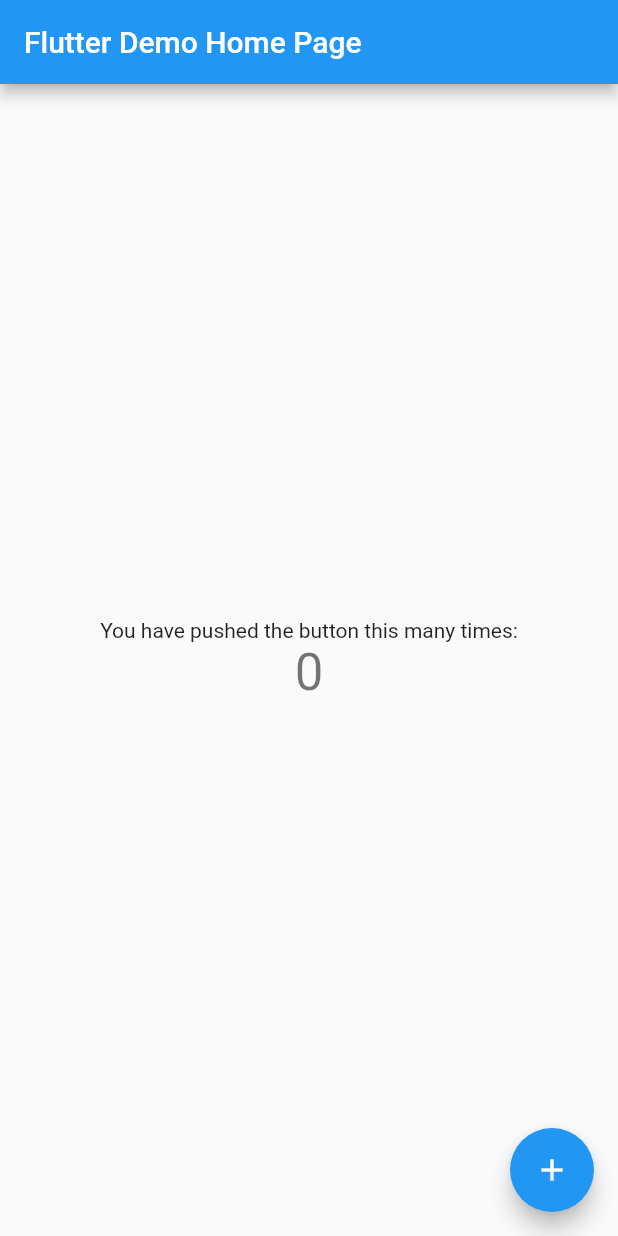
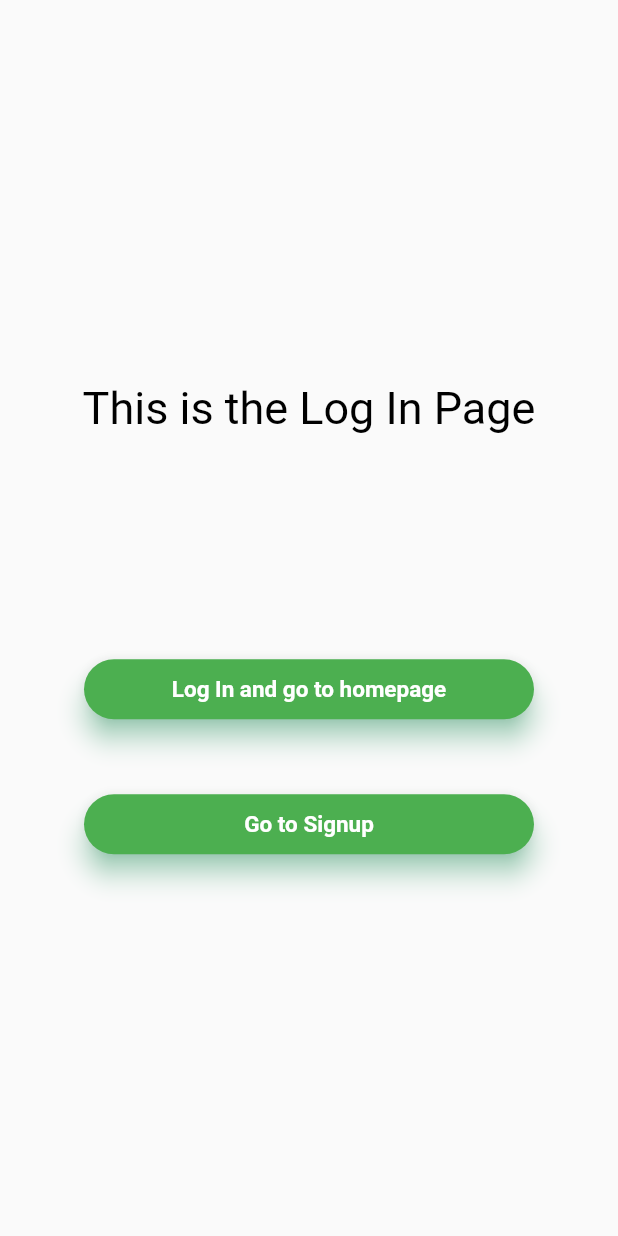
Before and after one commit to kuchiPie/relaxx, a Flutter app: the screen it shows after launch, on a phone screen of 412 x 824 dp. Run offline on Flutter 3.47's test engine with Material 2 defaults, Android fonts, the phone set to English and light mode, and no system bars; Roboto replaces fonts that are missing (Raleway).

Commit message:
Dividing up the screens for login, signup and homepage for backend and frontend work

```diff
--- a/lib/main.dart
+++ b/lib/main.dart
@@ -1,115 +1,14 @@
 import 'package:flutter/material.dart';
+import 'screens/signin.dart';
 
-void main() {
-  runApp(const MyApp());
-}
+void main() => runApp(MyApp());
 
 class MyApp extends StatelessWidget {
-  const MyApp({Key? key}) : super(key: key);
-
-  // This widget is the root of your application.
   @override
   Widget build(BuildContext context) {
     return MaterialApp(
-      title: 'Flutter Demo',
-      theme: ThemeData(
-        // This is the theme of your application.
-        //
-        // Try running your application with "flutter run". You'll see the
-        // application has a blue toolbar. Then, without quitting the app, try
-        // changing the primarySwatch below to Colors.green and then invoke
-        // "hot reload" (press "r" in the console where you ran "flutter run",
-        // or simply save your changes to "hot reload" in a Flutter IDE).
-        // Notice that the counter didn't reset back to zero; the application
-        // is not restarted.
-        primarySwatch: Colors.blue,
-      ),
-      home: const MyHomePage(title: 'Flutter Demo Home Page'),
-    );
+        debugShowCheckedModeBanner: false,
+        title: 'Material App',
+        home: SignIn());
   }
 }
-
-class MyHomePage extends StatefulWidget {
-  const MyHomePage({Key? key, required this.title}) : super(key: key);
-
-  // This widget is the home page of your application. It is stateful, meaning
-  // that it has a State object (defined below) that contains fields that affect
-  // how it looks.
-
-  // This class is the configuration for the state. It holds the values (in this
-  // case the title) provided by the parent (in this case the App widget) and
-  // used by the build method of the State. Fields in a Widget subclass are
-  // always marked "final".
-
-  final String title;
-
-  @override
-  State<MyHomePage> createState() => _MyHomePageState();
-}
-
-class _MyHomePageState extends State<MyHomePage> {
-  int _counter = 0;
-
-  void _incrementCounter() {
-    setState(() {
-      // This call to setState tells the Flutter framework that something has
-      // changed in this State, which causes it to rerun the build method below
-      // so that the display can reflect the updated values. If we changed
-      // _counter without calling setState(), then the build method would not be
-      // called again, and so nothing would appear to happen.
-      _counter++;
-    });
-  }
-
-  @override
-  Widget build(BuildContext context) {
-    // This method is rerun every time setState is called, for instance as done
-    // by the _incrementCounter method above.
-    //
-    // The Flutter framework has been optimized to make rerunning build methods
-    // fast, so that you can just rebuild anything that needs updating rather
-    // than having to individually change instances of widgets.
-    return Scaffold(
-      appBar: AppBar(
-        // Here we take the value from the MyHomePage object that was created by
-        // the App.build method, and use it to set our appbar title.
-        title: Text(widget.title),
-      ),
-      body: Center(
-        // Center is a layout widget. It takes a single child and positions it
-        // in the middle of the parent.
-        child: Column(
-          // Column is also a layout widget. It takes a list of children and
-          // arranges them vertically. By default, it sizes itself to fit its
-          // children horizontally, and tries to be as tall as its parent.
-          //
-          // Invoke "debug painting" (press "p" in the console, choose the
-          // "Toggle Debug Paint" action from the Flutter Inspector in Android
-          // Studio, or the "Toggle Debug Paint" command in Visual Studio Code)
-          // to see the wireframe for each widget.
-          //
-          // Column has various properties to control how it sizes itself and
-          // how it positions its children. Here we use mainAxisAlignment to
-          // center the children vertically; the main axis here is the vertical
-          // axis because Columns are vertical (the cross axis would be
-          // horizontal).
-          mainAxisAlignment: MainAxisAlignment.center,
-          children: <Widget>[
-            const Text(
-              'You have pushed the button this many times:',
-            ),
-            Text(
-              '$_counter',
-              style: Theme.of(context).textTheme.headline4,
-            ),
-          ],
-        ),
-      ),
-      floatingActionButton: FloatingActionButton(
-        onPressed: _incrementCounter,
-        tooltip: 'Increment',
-        child: const Icon(Icons.add),
-      ), // This trailing comma makes auto-formatting nicer for build methods.
-    );
-  }
-}
--- /dev/null
+++ b/lib/screens/signin.dart
@@ -0,0 +1,99 @@
+import 'package:flutter/material.dart';
+import 'package:flutter/widgets.dart';
+import 'package:relaxxflutter/screens/signup.dart';
+import 'homepage.dart';
+
+class SignIn extends StatelessWidget {
+  @override
+  Widget build(BuildContext context) {
+    return Scaffold(
+      body: Center(
+        child: Column(
+          mainAxisAlignment: MainAxisAlignment.center,
+          children: [
+            const Text(
+              'This is the Log In Page',
+              style: TextStyle(color: Colors.black, fontSize: 30.0),
+            ),
+            const SizedBox(
+              height: 150,
+            ),
+            Center(
+              child: Container(
+                height: 40.0,
+                width: 300.0,
+                child: Material(
+                  borderRadius: BorderRadius.circular(20.0),
+                  shadowColor: Colors.greenAccent,
+                  color: Colors.green,
+                  elevation: 7.2,
+                  child: InkWell(
+                    onTap: () {
+                      Navigator.push(
+                        context,
+                        MaterialPageRoute(
+                          builder: (context) {
+                            return homepage();
+                          },
+                        ),
+                      );
+                    },
+                    child: const Center(
+                      child: Text(
+                        'Log In and go to homepage',
+                        style: TextStyle(
+                          color: Colors.white,
+                          fontFamily: 'Raleway',
+                          fontWeight: FontWeight.bold,
+                          fontSize: 15.0,
+                        ),
+                      ),
+                    ),
+                  ),
+                ),
+              ),
+            ),
+            const SizedBox(
+              height: 50,
+            ),
+            Center(
+              child: Container(
+                height: 40.0,
+                width: 300.0,
+                child: Material(
+                  borderRadius: BorderRadius.circular(20.0),
+                  shadowColor: Colors.greenAccent,
+                  color: Colors.green,
+                  elevation: 7.2,
+                  child: InkWell(
+                    onTap: () {
+                      Navigator.push(
+                        context,
+                        MaterialPageRoute(
+                          builder: (context) {
+                            return SignUp();
+                          },
+                        ),
+                      );
+                    },
+                    child: const Center(
+                      child: Text(
+                        'Go to Signup',
+                        style: TextStyle(
+                          color: Colors.white,
+                          fontFamily: 'Raleway',
+                          fontWeight: FontWeight.bold,
+                          fontSize: 15.0,
+                        ),
+                      ),
+                    ),
+                  ),
+                ),
+              ),
+            ),
+          ],
+        ),
+      ),
+    );
+  }
+}
```
Also changed, not shown: lib/screens/homepage.dart (added, +23 -0 lines), lib/screens/signup.dart (added, +96 -0 lines), pubspec.lock, 1 other file.
